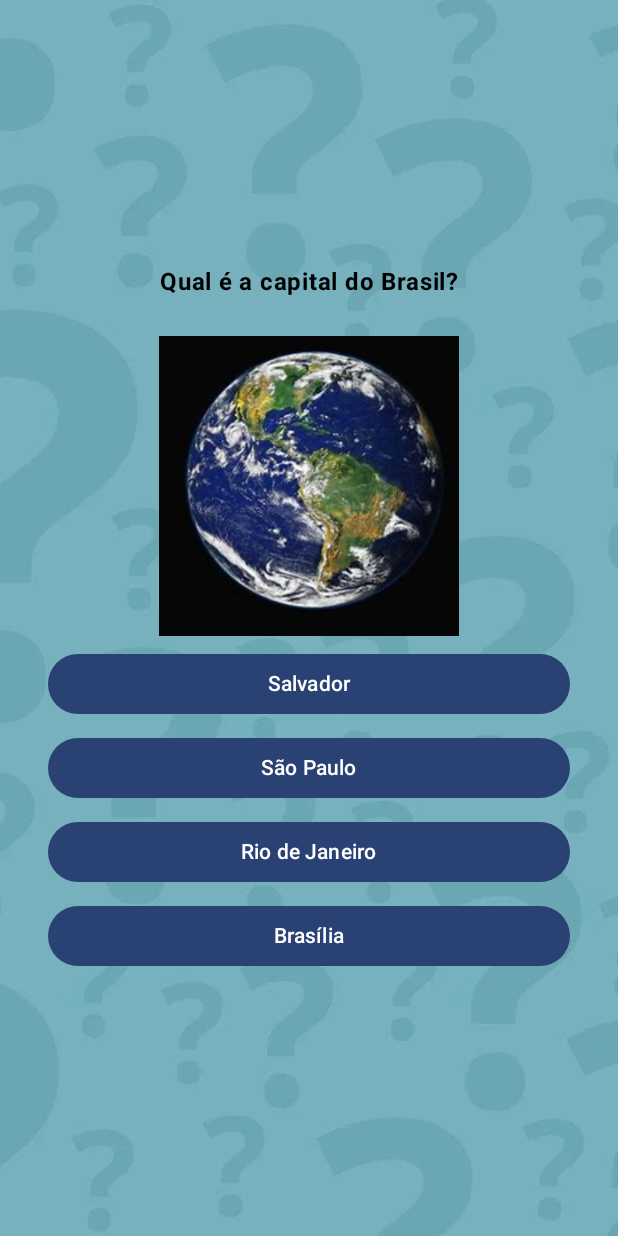
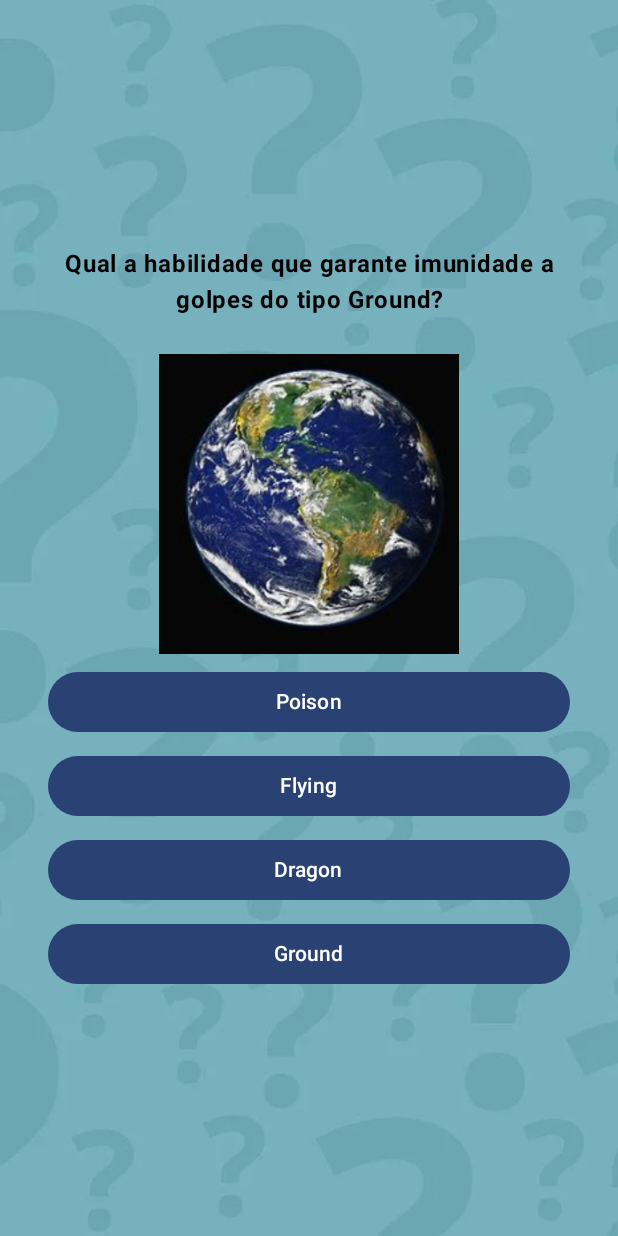
Before and after one commit to devbmsp/QUIZ, an Android app built with Jetpack Compose: the screen it shows after launch (QuestionScreen), after a tap on "Começar", on a phone screen of 412 x 824 dp. Run offline under Robolectric (Android 15) with nearby library versions, the phone set to English and light mode, and no system bars; libraries missing offline, so code that uses them is left out: com.google.firebase.crashlytics.

Commit message:
Questions update
Updating the questions, and answers

```diff
--- a/app/src/main/java/question/skill/quiz/LeaderboardScreen.kt
+++ b/app/src/main/java/question/skill/quiz/LeaderboardScreen.kt
@@ -91,7 +91,6 @@ fun LeaderboardContent() {
 
                 Button(
                     onClick = {
-                        // Volta ao menu principal
                         val intent = Intent(context, MainMenuScreen::class.java)
                         context.startActivity(intent)
                     },
--- a/app/src/main/java/question/skill/quiz/QuestionScreen.kt
+++ b/app/src/main/java/question/skill/quiz/QuestionScreen.kt
@@ -38,21 +38,57 @@ class QuestionScreen : ComponentActivity() {
             QuizTheme {
                 Scaffold(modifier = Modifier.fillMaxSize()) { innerPadding ->
                     val questions = listOf(
-                        "Qual é a capital do Brasil?",
-                        "Qual é a maior floresta tropical do mundo?",
-                        "Qual é o planeta mais próximo do Sol?"
-                    ).shuffled() // Embaralha as perguntas
+                        "Qual é o tipo secundário do Pokémon Gyarados, além do tipo Water?",
+                        "Em qual geração foi introduzido o tipo Dark?",
+                        "Qual Pokémon é necessário para obter uma Prism Scale para evoluir Feebas em Milotic?",
+                        "Em qual cidade da região de Kanto se encontra o ginásio de tipo Psychic, liderado por Sabrina?",
+                        "Qual Pokémon é conhecido como \"The Genetic Pokémon\" e é um clone de Mew?",
+                        "Qual golpe, que Ash usa frequentemente com seu Pikachu, é do tipo Electric e tem a habilidade de paralisar o oponente?",
+                        "Qual Pokémon pode evoluir para três tipos diferentes (Vaporeon, Jolteon ou Flareon) na primeira geração?",
+                        "Qual item é necessário para evoluir o Pokémon Poliwhirl em Politoed?",
+                        "Qual a habilidade que garante imunidade a golpes do tipo Ground?",
+                        "Qual Pokémon tem as formas de Attack, Defense, Speed e Normal, dependendo da sua localização?",
+                        "Qual é o golpe do tipo Bug que pode reduzir a Special Defense do oponente e foi introduzido na terceira geração?",
+                        "Em qual geração foi introduzida a mecânica de Mega Evolução?",
+                        "Qual é a habilidade única de Shedinja que permite que ele só seja atingido por golpes que são super efetivos?",
+                        "Qual item é necessário para evoluir o Pokémon Sneasel em Weavile?",
+                        "Qual Pokémon do tipo Ghost/Dragon foi introduzido na quarta geração como parte do trio lendário \"Creation Trio\"?",
+                    ).shuffled()
 
                     val options = listOf(
-                        listOf("São Paulo", "Rio de Janeiro", "Brasília", "Salvador"),
-                        listOf("Amazônia", "Congo", "Sibéria", "Daintree"),
-                        listOf("Vênus", "Terra", "Mercúrio", "Marte")
+                        listOf("Flying", "Dragon", "Poison", "Ground"),
+                        listOf("Segunda geração", "Primeira geração", "Terceira geração", "Quarta geração"),
+                        listOf("Feebas", "Gyarados", "Magikarp", "Lapras"),
+                        listOf("Saffron City", "Celadon City", "Cerulean City", "Fuchsia City"),
+                        listOf("Mewtwo", "Mew", "Ditto", "Genesect"),
+                        listOf("Thunderbolt", "Thunder Shock", "Iron Tail", "Volt Tackle"),
+                        listOf("Eevee", "Pikachu", "Clefairy", "Meowth"),
+                        listOf("King's Rock", "Water Stone", "Moon Stone", "Sun Stone"),
+                        listOf("Levitate", "Sturdy", "Intimidate", "Mold Breaker"),
+                        listOf("Deoxys", "Castform", "Rotom", "Arceus"),
+                        listOf("Bug Buzz", "Leech Life", "X-Scissor", "Signal Beam"),
+                        listOf("Sexta geração", "Quarta geração", "Quinta geração", "Sétima geração"),
+                        listOf("Wonder Guard", "Magic Guard", "Levitate", "Pressure"),
+                        listOf("Razor Claw", "Razor Fang", "Black Belt", "Metal Coat"),
+                        listOf("Giratina", "Palkia", "Dialga", "Darkrai"),
                     )
 
                     val correctAnswers = listOf(
-                        "Brasília",
-                        "Amazônia",
-                        "Mercúrio"
+                        "Flying",
+                        "Segunda geração",
+                        "Feebas",
+                        "Saffron City",
+                        "Mewtwo",
+                        "Thunderbolt",
+                        "Eevee",
+                        "King’s Rock",
+                        "Levitate",
+                        "Deoxys",
+                        "Bug Buzz",
+                        "Sexta geração",
+                        "Wonder Guard",
+                        "Razor Claw",
+                        "Giratina"
                     )
 
                     QuestionGameScreen(
@@ -106,9 +142,9 @@ fun QuestionGameScreen(
             currentQuestionIndex++
             shuffledOptions = options[currentQuestionIndex].shuffled()
             showResult = false
-            startTimer() // Reinicia o timer para a próxima pergunta
+            startTimer()
         } else {
-            finished = true // Marca o quiz como concluído
+            finished = true
         }
     }
 
@@ -201,7 +237,6 @@ fun QuestionGameScreen(
                 Spacer(modifier = Modifier.height(16.dp))
 
                 if (!isNameSaved) {
-                    // Campo de entrada para o nome do usuário
                     TextField(
                         value = userName,
                         onValueChange = { userName = it },
--- a/app/src/main/java/question/skill/quiz/ui/theme/Theme.kt
+++ b/app/src/main/java/question/skill/quiz/ui/theme/Theme.kt
@@ -21,22 +21,11 @@ private val LightColorScheme = lightColorScheme(
     primary = Purple40,
     secondary = PurpleGrey40,
     tertiary = Pink40
-
-    /* Other default colors to override
-    background = Color(0xFFFFFBFE),
-    surface = Color(0xFFFFFBFE),
-    onPrimary = Color.White,
-    onSecondary = Color.White,
-    onTertiary = Color.White,
-    onBackground = Color(0xFF1C1B1F),
-    onSurface = Color(0xFF1C1B1F),
-    */
 )
 
 @Composable
 fun QuizTheme(
     darkTheme: Boolean = isSystemInDarkTheme(),
-    // Dynamic color is available on Android 12+
     dynamicColor: Boolean = true,
     content: @Composable () -> Unit
 ) {
@@ -45,7 +34,6 @@ fun QuizTheme(
             val context = LocalContext.current
             if (darkTheme) dynamicDarkColorScheme(context) else dynamicLightColorScheme(context)
         }
-
         darkTheme -> DarkColorScheme
         else -> LightColorScheme
     }
--- a/app/src/main/java/question/skill/quiz/ui/theme/Type.kt
+++ b/app/src/main/java/question/skill/quiz/ui/theme/Type.kt
@@ -6,7 +6,6 @@ import androidx.compose.ui.text.font.FontFamily
 import androidx.compose.ui.text.font.FontWeight
 import androidx.compose.ui.unit.sp
 
-// Set of Material typography styles to start with
 val Typography = Typography(
     bodyLarge = TextStyle(
         fontFamily = FontFamily.Default,
@@ -15,20 +14,4 @@ val Typography = Typography(
         lineHeight = 24.sp,
         letterSpacing = 0.5.sp
     )
-    /* Other default text styles to override
-    titleLarge = TextStyle(
-        fontFamily = FontFamily.Default,
-        fontWeight = FontWeight.Normal,
-        fontSize = 22.sp,
-        lineHeight = 28.sp,
-        letterSpacing = 0.sp
-    ),
-    labelSmall = TextStyle(
-        fontFamily = FontFamily.Default,
-        fontWeight = FontWeight.Medium,
-        fontSize = 11.sp,
-        lineHeight = 16.sp,
-        letterSpacing = 0.5.sp
-    )
-    */
 )
```
